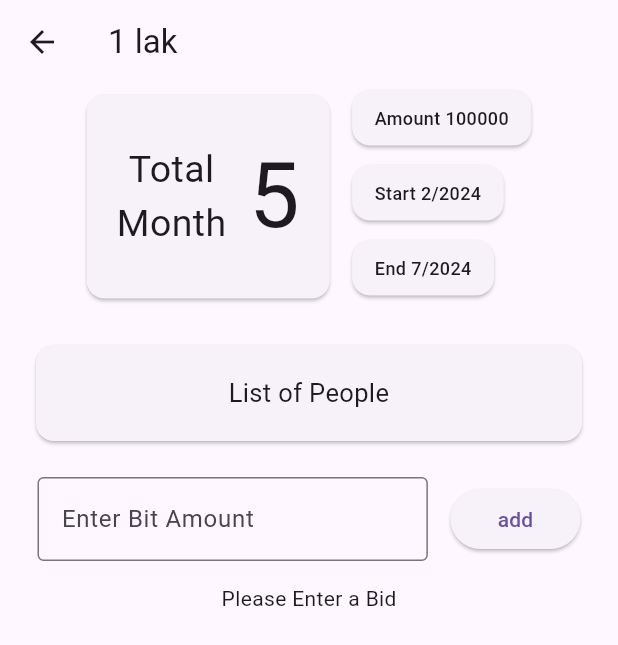
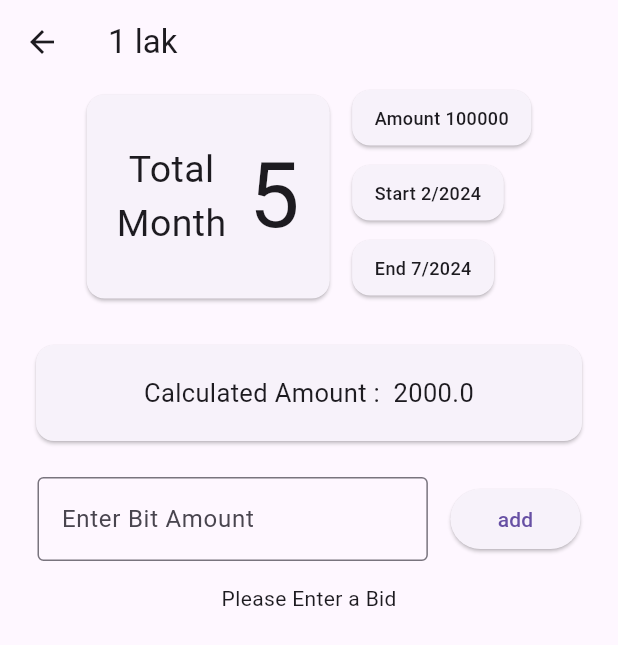
Before and after one commit to RC-KapilDev/chit-calculator, a Flutter app: the screen it shows after launch, after a tap on "1 lak", on a phone screen of 412 x 824 dp. Shown: the top 645 px of the screen. Run offline on Flutter 3.47's test engine with Material 3 defaults, Android fonts, the light colour scheme and no system bars; our stand-ins replace jiffy, shared_preferences.

Commit message:
Day 41
solved the list problem in the display screen and changed  the list  of people into calculated amount for easy calculation

```diff
--- a/lib/addDataScreen.dart
+++ b/lib/addDataScreen.dart
@@ -11,6 +11,7 @@ class NameListWidget extends StatefulWidget {
 class NameListWidgetState extends State<NameListWidget> {
   List<String> names = [];
   DateTime? _selectedDate;
+  int personCount = 0;
 
   final TextEditingController _controller = TextEditingController();
   final TextEditingController _controllerMonth = TextEditingController();
@@ -23,6 +24,7 @@ class NameListWidgetState extends State<NameListWidget> {
       if (newName.isNotEmpty) {
         names.add(newName);
         _controller.clear();
+        personCount = personCount + 1;
       }
     });
   }
@@ -30,6 +32,7 @@ class NameListWidgetState extends State<NameListWidget> {
   void _deleteName(int index) {
     setState(() {
       names.removeAt(index);
+      personCount = personCount - 1;
     });
   }
 
@@ -176,7 +179,7 @@ class NameListWidgetState extends State<NameListWidget> {
                 ],
               ),
               const SizedBox(height: 20),
-              const Text('Name of the Persons'),
+              Text('Number of the Persons ${personCount.toString()}'),
               const SizedBox(height: 20),
               ListView.builder(
                 shrinkWrap: true,
--- a/lib/datamodel.dart
+++ b/lib/datamodel.dart
@@ -2,7 +2,7 @@ import 'package:intl/intl.dart';
 import 'package:uuid/uuid.dart';
 
 final formatter = DateFormat.yMd();
-final uuid = Uuid();
+const uuid = Uuid();
 
 class Chit {
   Chit(
@@ -36,23 +36,22 @@ class Chit {
     int buffer = (chit.amount * (1 / 100) as int) * noOfPeople;
     int deductable = chit.amount - (buffer + bid);
     double shareAmount = deductable / (chit.people.length - 1);
-    print(shareAmount);
   }
 
   Chit.fromMap(Map map)
-      : this.name = map['name'],
-        this.months = map['months'],
-        this.people = map['people'],
-        this.amount = map['amount'],
-        this.date = DateTime.parse(map['date']);
+      : name = map['name'],
+        months = map['months'],
+        people = map['people'],
+        amount = map['amount'],
+        date = DateTime.parse(map['date']);
 
   Map toMap() {
     return {
-      'name': this.name,
-      'months': this.months,
-      'people': this.people,
-      'amount': this.amount,
-      'date': this.date.toIso8601String(),
+      'name': name,
+      'months': months,
+      'people': people,
+      'amount': amount,
+      'date': date.toIso8601String(),
     };
   }
 }
--- a/lib/displayScreen.dart
+++ b/lib/displayScreen.dart
@@ -13,6 +13,13 @@ class DisplayScreen extends StatefulWidget {
 }
 
 class _DisplayScreenState extends State<DisplayScreen> {
+  double bufferAmount = 0;
+  @override
+  void initState() {
+    bufferAmount = toCalculateBuffer(widget.chit);
+    super.initState();
+  }
+
   double amount = 0;
   int monthDiff(DateTime date) {
     DateTime otherDate = date;
@@ -23,11 +30,16 @@ class _DisplayScreenState extends State<DisplayScreen> {
     return totalMonthDiff + 1;
   }
 
-  toCalculate(Chit chit, int bid) {
+  toCalculateBuffer(Chit chit) {
     int noOfPeople = chit.people.length - monthDiff(chit.date);
     double buffer = (chit.amount * (1 / 100)) * noOfPeople;
-    double deductable = chit.amount - (buffer + bid);
-    double shareAmount = deductable / (chit.people.length - 1);
+    return buffer;
+  }
+
+  toCalculate(Chit chit, int bid) {
+    double buff = toCalculateBuffer(chit);
+    double deductable = chit.amount - (buff + bid);
+    double shareAmount = deductable / (chit.people.length);
     return shareAmount;
   }
 
@@ -37,7 +49,7 @@ class _DisplayScreenState extends State<DisplayScreen> {
     var jiffy = Jiffy.parseFromDateTime(widget.chit.date);
     var jiffy1 = jiffy.add(months: widget.chit.months);
 
-    final TextEditingController _controllerBid = TextEditingController();
+    final TextEditingController controllerBid = TextEditingController();
     return Material(
       child: SingleChildScrollView(
         child: Column(
@@ -77,7 +89,7 @@ class _DisplayScreenState extends State<DisplayScreen> {
                           children: [
                             Text(
                               '${widget.chit.months}',
-                              style: TextStyle(fontSize: 60),
+                              style: const TextStyle(fontSize: 60),
                             )
                           ],
                         )
@@ -108,14 +120,15 @@ class _DisplayScreenState extends State<DisplayScreen> {
               ],
             ),
             Container(
-              margin: EdgeInsets.all(20),
+              margin: const EdgeInsets.all(20),
               width: double.infinity,
-              child: const Card(
+              child: Card(
                 child: Padding(
-                  padding: EdgeInsets.symmetric(vertical: 20, horizontal: 10),
+                  padding:
+                      const EdgeInsets.symmetric(vertical: 20, horizontal: 10),
                   child: Text(
-                    'List of People',
-                    style: TextStyle(fontSize: 17),
+                    'Calculated Amount :  ${bufferAmount.toString()}',
+                    style: const TextStyle(fontSize: 17),
                     textAlign: TextAlign.center,
                   ),
                 ),
@@ -133,7 +146,7 @@ class _DisplayScreenState extends State<DisplayScreen> {
                         Expanded(
                           flex: 3,
                           child: TextField(
-                            controller: _controllerBid,
+                            controller: controllerBid,
                             decoration: const InputDecoration(
                               border: OutlineInputBorder(),
                               labelText: 'Enter Bit Amount',
@@ -147,7 +160,7 @@ class _DisplayScreenState extends State<DisplayScreen> {
                           flex: 1,
                           child: ElevatedButton(
                             onPressed: () {
-                              var bid = int.tryParse(_controllerBid.text);
+                              var bid = int.tryParse(controllerBid.text);
                               amount = toCalculate(widget.chit, bid!);
                               if (amount == 0) {
                                 return;
@@ -166,7 +179,7 @@ class _DisplayScreenState extends State<DisplayScreen> {
                     ),
                   ),
                   boolean == true
-                      ? ListPeople(amount, widget.chit)
+                      ? ListPeople(amount.ceil(), widget.chit)
                       : const Text('Please Enter a Bid'),
                 ]))
           ],
@@ -175,7 +188,7 @@ class _DisplayScreenState extends State<DisplayScreen> {
     );
   }
 
-  ListView ListPeople(double amt, Chit chit) {
+  ListView ListPeople(int amt, Chit chit) {
     return ListView.builder(
       shrinkWrap: true,
       itemCount: chit.people.length,
--- a/lib/main.dart
+++ b/lib/main.dart
@@ -2,7 +2,7 @@ import 'package:chit_calculator/mainScreen.dart';
 import 'package:flutter/material.dart';
 
 void main() {
-  runApp(MaterialApp(
+  runApp(const MaterialApp(
     home: HomeScreen(),
     debugShowCheckedModeBanner: false,
   ));
--- a/lib/mainScreen.dart
+++ b/lib/mainScreen.dart
@@ -37,7 +37,7 @@ class _HomeScreenState extends State<HomeScreen> {
     if (spList == null) {
       return;
     } else {
-      noOfChit = spList!.map((item) => Chit.fromMap(jsonDecode(item))).toList();
+      noOfChit = spList.map((item) => Chit.fromMap(jsonDecode(item))).toList();
       setState(() {});
     }
   }
```
